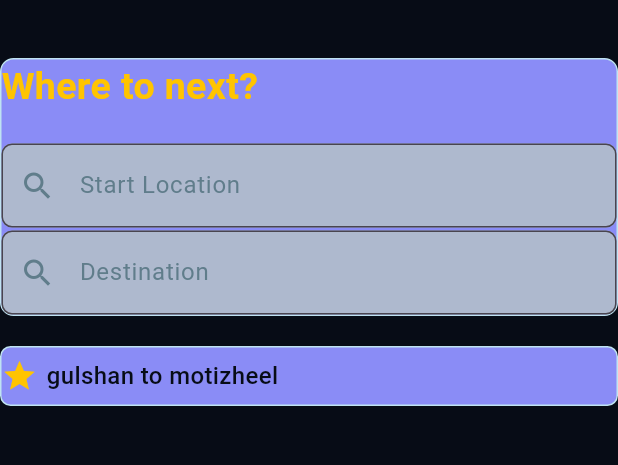
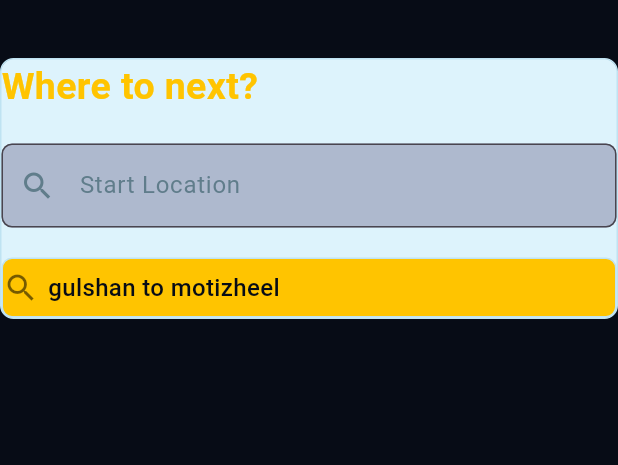
Before and after one commit to Rabmaya/Routewise-, a Flutter app: the page1 screen opened directly, on a phone screen of 412 x 824 dp, the part 71-536 px from its top. Run offline on Flutter 3.47's test engine with Material 3 defaults, Android fonts, the phone set to English and light mode, and no system bars.

Commit message:
Updated RouteWise
# Conflicts:
#	lib/main.dart
#	lib/page1.dart

```diff
--- a/lib/page1.dart
+++ b/lib/page1.dart
@@ -1,17 +1,14 @@
 import 'package:flutter/material.dart';
+import 'package:routewise/page2.dart';
 
 void main() {
   runApp(const page1());
 }
 
-class page1 extends StatefulWidget {
+class page1 extends StatelessWidget {
   const page1({super.key});
 
-  @override
-  State<page1> createState() => _page1State();
-}
-
-class _page1State extends State<page1> {
+  // This widget is the root of your application.
   @override
   Widget build(BuildContext context) {
 
@@ -38,7 +35,7 @@ child: Column(
     Container(
       width:double.infinity,
       decoration:BoxDecoration(
-        color: const Color(0xFF8A8CF6),
+        color: const Color(0xFFDDF3FC),
         borderRadius: BorderRadius.circular(9),
         border: Border.all(
           color: const Color(0xFFBFE3f2),
@@ -76,67 +73,57 @@ child: Column(
                 )
             ),
           ),
-          const SizedBox(height:2),
-          TextField(
-            decoration: InputDecoration(
-                hintText: 'Destination',
-                hintStyle: const TextStyle(color: Colors.blueGrey,
-                ),
-                prefixIcon:const Icon(
-                  Icons.search,
-                  color:Colors.blueGrey,
-                ),
-                filled: true,
-                fillColor:  const Color(0xFFAEB9CE),
-                border: OutlineInputBorder(
-                  borderRadius: BorderRadius.circular(7),
-                  borderSide: const BorderSide(
-                    color:Color(0xFF303747),
-                  ),
-                )
+          //have
+
+        const SizedBox(height:20),
+        _favouritePath(context,'gulshan to motizheel' as String),
+      ],
+    ),
+      ),
+        ]
+)
+     )
+    );
+          }
+
+}
+
+
+Widget _favouritePath(BuildContext context, String path) {
+  return InkWell(
+    onTap: () {
+      Navigator.push(
+        context,
+        MaterialPageRoute(
+          builder: (context) => const BusListScreen(),
+        ),
+      );
+    },
+    child: Container(
+      width: double.infinity,
+      height: 40,
+      decoration: BoxDecoration(
+        color: const Color(0xFFFFC400),
+        borderRadius: BorderRadius.circular(7),
+        border: Border.all(color: const Color(0xFFBFE3F2)),
+      ),
+      child: Row(
+        children: [
+          const Icon(
+            Icons.search,
+            color: Colors.black54,
+          ),
+          const SizedBox(width: 6),
+          Text(
+            path,
+            style: const TextStyle(
+              fontSize: 16,
+              color: Color(0xFF070C16),
+              fontWeight: FontWeight.w500,
             ),
           ),
         ],
       ),
     ),
-
-    const SizedBox(height:20),
-        _favouritePath('gulshan to motizheel'),
-      ],
-    ),
-      ),
-
-
-    );
-  }
-}
-Widget _favouritePath(String path){
-  return Container(
-    width: double.infinity,
-    height:40,
-    decoration: BoxDecoration(
-        color:  Color(0xFF8A8CF6),
-        borderRadius: BorderRadius.circular(7),
-        border: Border.all(color: const Color(0xFFBFE3f2),
-
-        )
-    ),
-    child:Row(
-      children: [
-        const Icon(
-          Icons.star,
-          color:Color(0xFFFFC400),
-        ),
-        const SizedBox(width: 6,),
-        Text(path,
-          style: const TextStyle(
-            fontSize: 16,
-            color: Color(0xFF070C16),
-            fontWeight: .w500,
-          ),
-        )
-      ],
-    ),
-
   );
 }
--- a/pubspec.yaml
+++ b/pubspec.yaml
@@ -51,11 +51,13 @@ dev_dependencies:
 
 # The following section is specific to Flutter packages.
 flutter:
+  uses-material-design: true
 
+  assets:
+    - assets/images/
   # The following line ensures that the Material Icons font is
   # included with your application, so that you can use the icons in
   # the material Icons class.
-  uses-material-design: true
 
   # To add assets to your application, add an assets section, like this:
   # assets:
```
Also changed, not shown: lib/main.dart (+96 -31 lines), assets/images/buslogo.jpeg (added), assets/images/output_image.png (added).
